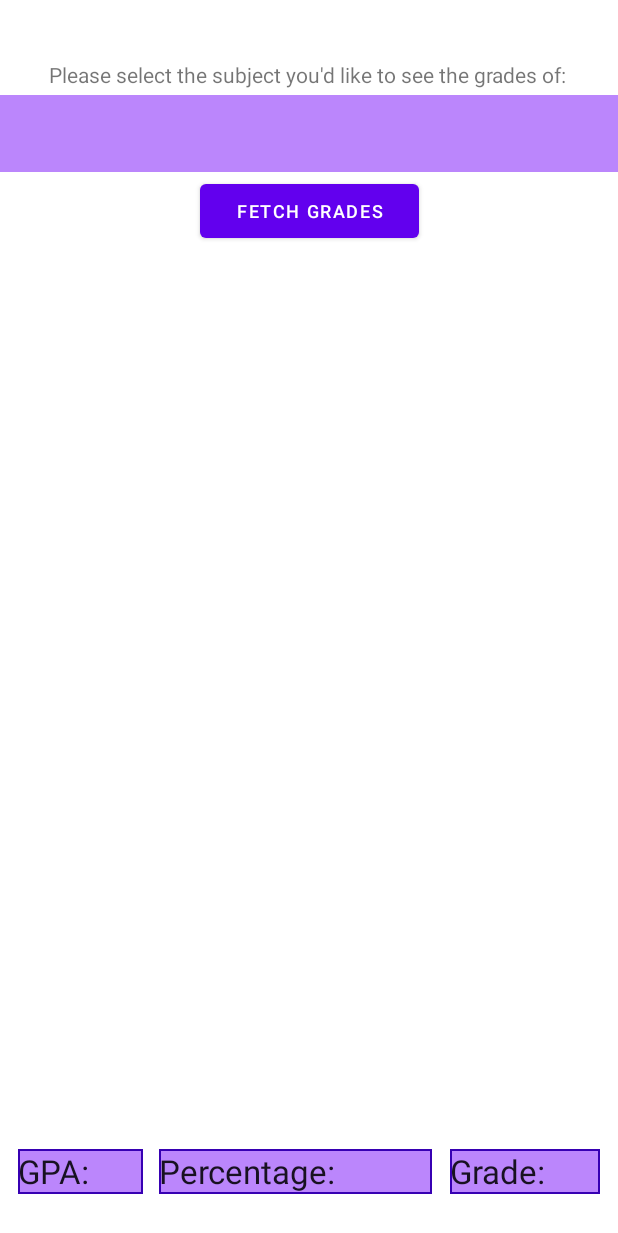
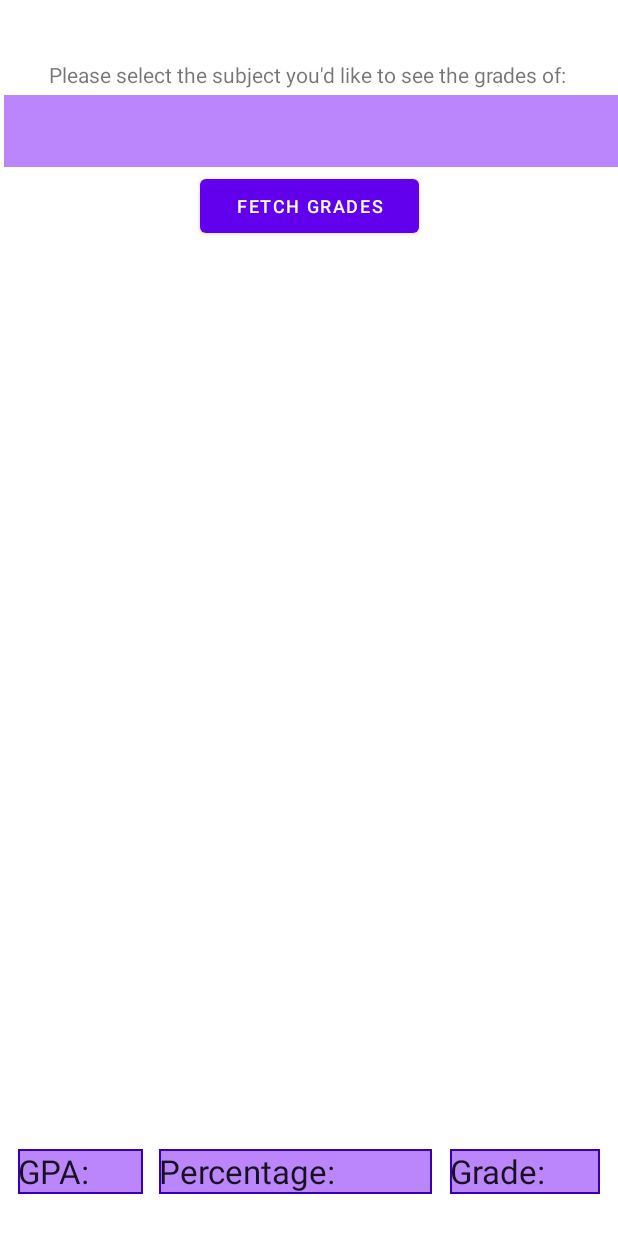
Before and after one commit to edisnord/CIT_UMS_Mobile, an Android app: the GradesActivity screen opened directly, with no data from a screen before it, on a phone screen of 412 x 824 dp. Shown: the top 1233 px of the screen. Run offline under Robolectric (Android 15) with nearby library versions, the phone set to English and light mode, and no system bars.

Commit message:
Minor UI change

```diff
--- a/app/src/main/res/layout/activity_grades.xml
+++ b/app/src/main/res/layout/activity_grades.xml
@@ -8,8 +8,8 @@
 
     <Spinner
         android:id="@+id/spinner"
-        android:layout_width="413dp"
-        android:layout_height="51dp"
+        android:layout_width="409dp"
+        android:layout_height="wrap_content"
         android:layout_marginTop="4dp"
         android:background="@color/purple_200"
         android:dropDownSelector="@drawable/cell_rows"
```
